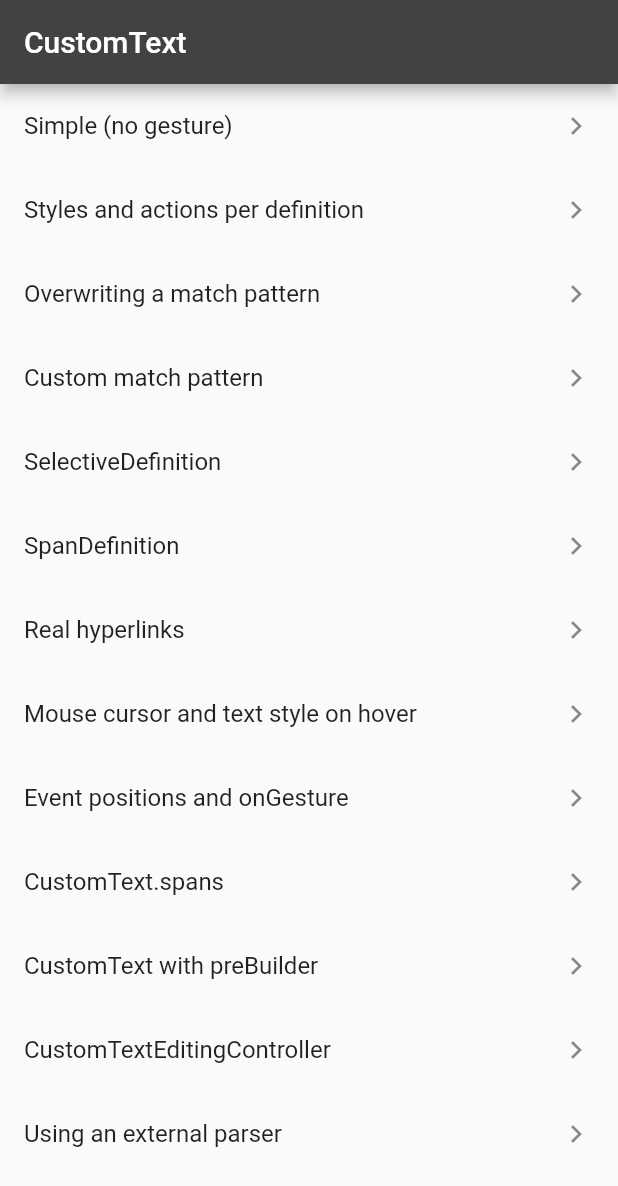
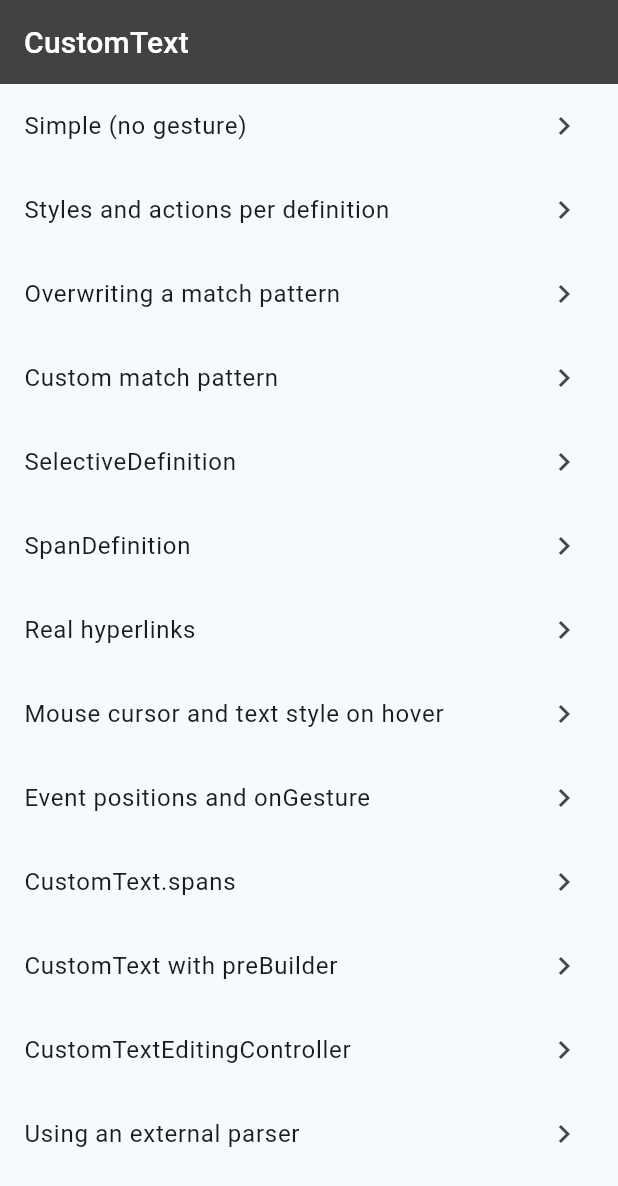
Before and after one commit to kaboc/flutter_custom_text, a Flutter app: the screen it shows after launch, on a phone screen of 412 x 824 dp. Shown: the top 1186 px of the screen. Run offline on Flutter 3.47's test engine with Material 3 defaults, Android fonts, the phone set to English and light mode, and no system bars; our stand-ins replace device_info_plus, go_router, google_fonts; missing offline and left inert: highlight, positioned_popup, text_parser.

Commit message:
Migrate example app to Material 3

```diff
--- a/example/lib/main.dart
+++ b/example/lib/main.dart
@@ -14,16 +14,26 @@ class App extends StatelessWidget {
 
   @override
   Widget build(BuildContext context) {
+    final colorScheme = ColorScheme.fromSeed(
+      seedColor: Colors.blueGrey,
+    ).copyWith(
+      primary: Colors.grey.shade800,
+      surfaceTint: Colors.transparent,
+    );
+
     return MaterialApp.router(
       title: 'CustomText Demo',
       theme: ThemeData(
-        useMaterial3: false,
-        colorScheme: ColorScheme.fromSwatch(
-          primarySwatch: Colors.blueGrey,
-        ).copyWith(primary: Colors.grey.shade800),
+        colorScheme: colorScheme,
+        // Workaround for https://github.com/flutter/flutter/issues/129553.
+        typography: Typography.material2018(),
         textTheme: const TextTheme(
           bodyMedium: TextStyle(fontSize: 18.0, height: 1.5),
           bodySmall: TextStyle(fontSize: 14.0, height: 1.2),
+        ),
+        appBarTheme: AppBarTheme(
+          foregroundColor: colorScheme.onPrimary,
+          backgroundColor: colorScheme.primary,
         ),
         inputDecorationTheme: const InputDecorationTheme(
           border: OutlineInputBorder(),
```
